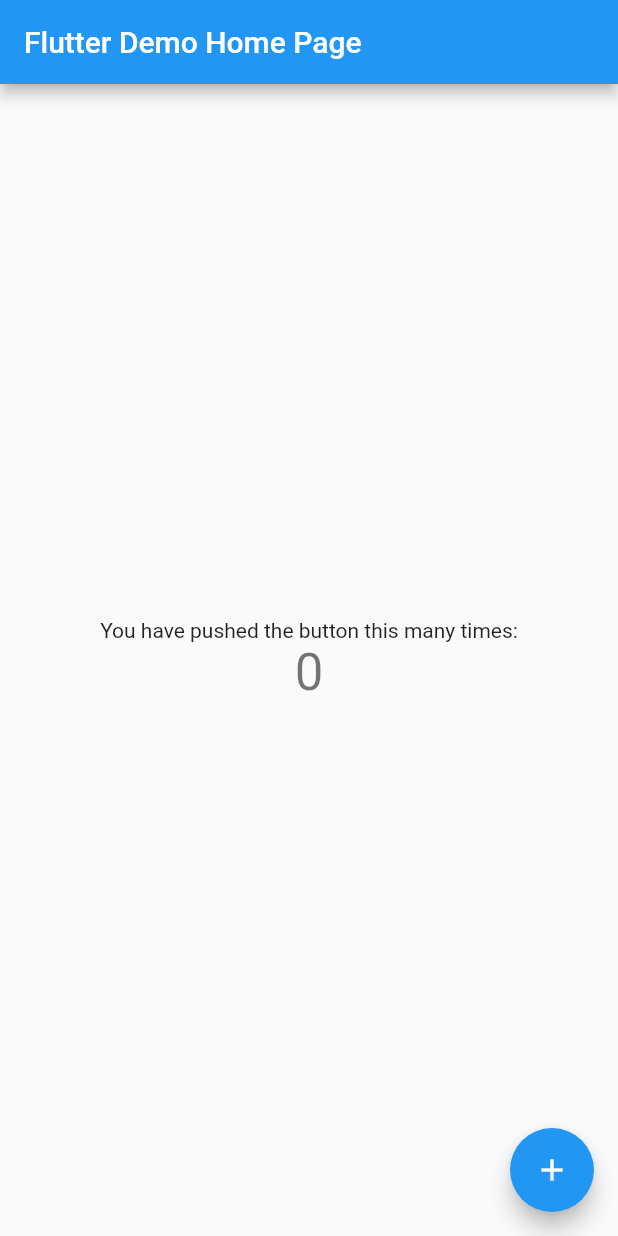
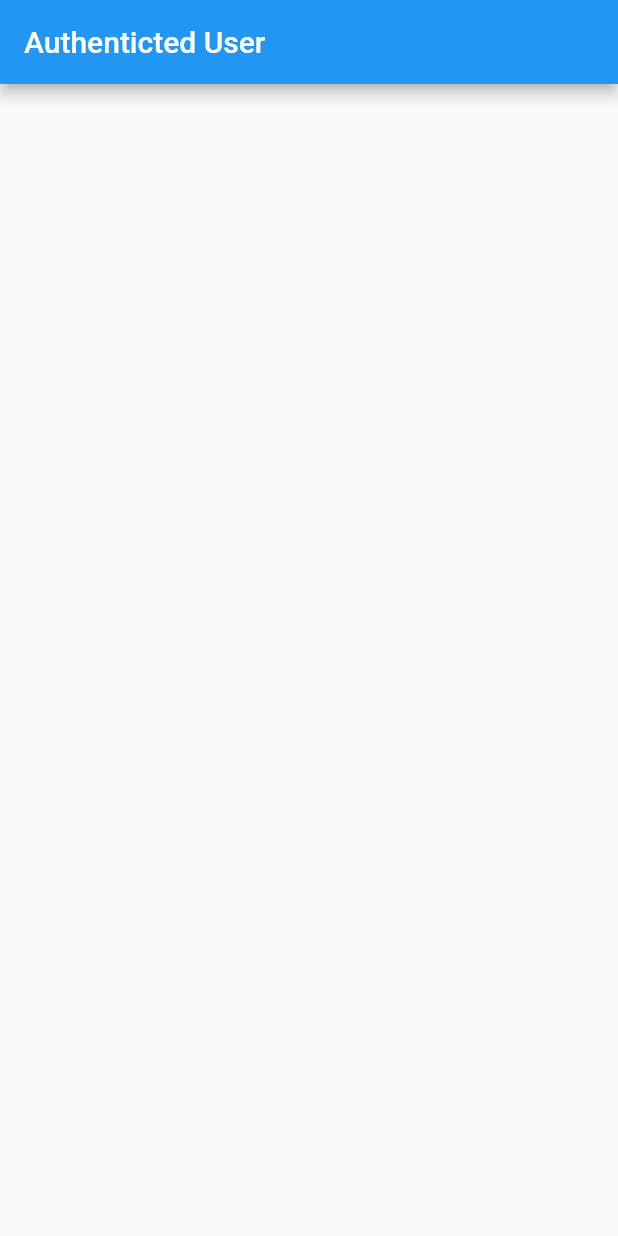
Before and after one commit to deckerego/flutter_oauth, a Flutter app: the screen it shows after launch, on a phone screen of 412 x 824 dp. Run offline on Flutter 3.47's test engine with Material 2 defaults, Android fonts, the phone set to English and light mode, and no system bars; missing offline and left inert: flutter_webview_plugin.

```diff
--- /dev/null
+++ b/lib/login.dart
@@ -0,0 +1,40 @@
+import 'package:flutter/material.dart';
+import 'package:flutter_webview_plugin/flutter_webview_plugin.dart';
+
+const loginUrl = "";
+const clientId = "";
+const redirectUrl = "";
+
+void main() => runApp(LoginPage());
+
+class LoginPage extends StatefulWidget {
+  const LoginPage({Key key, this.title}) : super(key: key);
+
+  final String title;
+
+  @override
+  _LoginPageState createState() => _LoginPageState();
+}
+
+
+class _LoginPageState extends State<LoginPage> {
+  final flutterWebViewPlugin = FlutterWebviewPlugin();
+
+  @override
+  void initState() {
+    super.initState();
+    flutterWebViewPlugin.close();
+  }
+
+  @override
+  void dispose() {
+    flutterWebViewPlugin.dispose();
+    super.dispose();
+  }
+
+  @override
+  Widget build(BuildContext context) {
+    flutterWebViewPlugin.launch("$loginUrl?client_id=$clientId&redirect_uri=$redirectUrl&response_type=code");
+    return Container();
+  }
+}
--- a/lib/main.dart
+++ b/lib/main.dart
@@ -1,111 +1,21 @@
 import 'package:flutter/material.dart';
+import 'login.dart';
 
-void main() => runApp(MyApp());
+void main() => runApp(AuthApp());
 
-class MyApp extends StatelessWidget {
-  // This widget is the root of your application.
+class AuthApp extends StatelessWidget {
   @override
   Widget build(BuildContext context) {
     return MaterialApp(
-      title: 'Flutter Demo',
-      theme: ThemeData(
-        // This is the theme of your application.
-        //
-        // Try running your application with "flutter run". You'll see the
-        // application has a blue toolbar. Then, without quitting the app, try
-        // changing the primarySwatch below to Colors.green and then invoke
-        // "hot reload" (press "r" in the console where you ran "flutter run",
-        // or simply save your changes to "hot reload" in a Flutter IDE).
-        // Notice that the counter didn't reset back to zero; the application
-        // is not restarted.
-        primarySwatch: Colors.blue,
+      title: 'Flutter OAuth',
+      home: Scaffold(
+        appBar: AppBar(
+          title: Text('Authenticted User'),
+        ),
+        body: Center(
+          child: LoginPage(),
+        ),
       ),
-      home: MyHomePage(title: 'Flutter Demo Home Page'),
     );
   }
 }
-
-class MyHomePage extends StatefulWidget {
-  MyHomePage({Key key, this.title}) : super(key: key);
-
-  // This widget is the home page of your application. It is stateful, meaning
-  // that it has a State object (defined below) that contains fields that affect
-  // how it looks.
-
-  // This class is the configuration for the state. It holds the values (in this
-  // case the title) provided by the parent (in this case the App widget) and
-  // used by the build method of the State. Fields in a Widget subclass are
-  // always marked "final".
-
-  final String title;
-
-  @override
-  _MyHomePageState createState() => _MyHomePageState();
-}
-
-class _MyHomePageState extends State<MyHomePage> {
-  int _counter = 0;
-
-  void _incrementCounter() {
-    setState(() {
-      // This call to setState tells the Flutter framework that something has
-      // changed in this State, which causes it to rerun the build method below
-      // so that the display can reflect the updated values. If we changed
-      // _counter without calling setState(), then the build method would not be
-      // called again, and so nothing would appear to happen.
-      _counter++;
-    });
-  }
-
-  @override
-  Widget build(BuildContext context) {
-    // This method is rerun every time setState is called, for instance as done
-    // by the _incrementCounter method above.
-    //
-    // The Flutter framework has been optimized to make rerunning build methods
-    // fast, so that you can just rebuild anything that needs updating rather
-    // than having to individually change instances of widgets.
-    return Scaffold(
-      appBar: AppBar(
-        // Here we take the value from the MyHomePage object that was created by
-        // the App.build method, and use it to set our appbar title.
-        title: Text(widget.title),
-      ),
-      body: Center(
-        // Center is a layout widget. It takes a single child and positions it
-        // in the middle of the parent.
-        child: Column(
-          // Column is also layout widget. It takes a list of children and
-          // arranges them vertically. By default, it sizes itself to fit its
-          // children horizontally, and tries to be as tall as its parent.
-          //
-          // Invoke "debug painting" (press "p" in the console, choose the
-          // "Toggle Debug Paint" action from the Flutter Inspector in Android
-          // Studio, or the "Toggle Debug Paint" command in Visual Studio Code)
-          // to see the wireframe for each widget.
-          //
-          // Column has various properties to control how it sizes itself and
-          // how it positions its children. Here we use mainAxisAlignment to
-          // center the children vertically; the main axis here is the vertical
-          // axis because Columns are vertical (the cross axis would be
-          // horizontal).
-          mainAxisAlignment: MainAxisAlignment.center,
-          children: <Widget>[
-            Text(
-              'You have pushed the button this many times:',
-            ),
-            Text(
-              '$_counter',
-              style: Theme.of(context).textTheme.display1,
-            ),
-          ],
-        ),
-      ),
-      floatingActionButton: FloatingActionButton(
-        onPressed: _incrementCounter,
-        tooltip: 'Increment',
-        child: Icon(Icons.add),
-      ), // This trailing comma makes auto-formatting nicer for build methods.
-    );
-  }
-}
--- a/pubspec.yaml
+++ b/pubspec.yaml
@@ -17,6 +17,7 @@ environment:
   sdk: ">=2.1.0 <3.0.0"
 
 dependencies:
+  flutter_webview_plugin: ^0.3.5
   flutter:
     sdk: flutter
 
```
Also changed, not shown: pubspec.lock, 5 other files.
